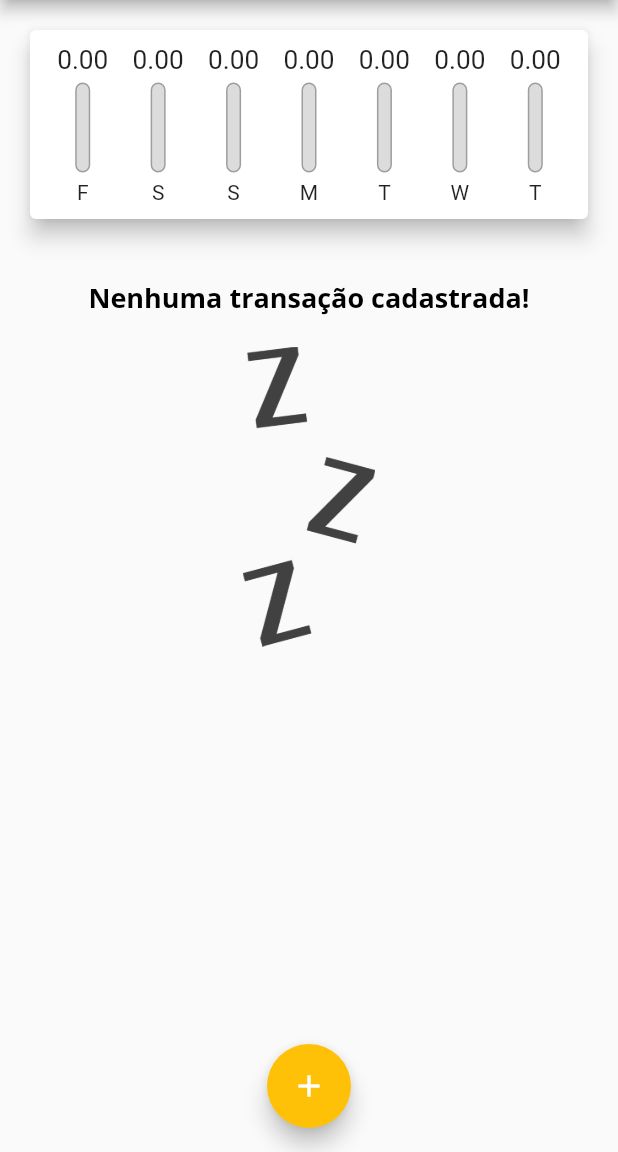
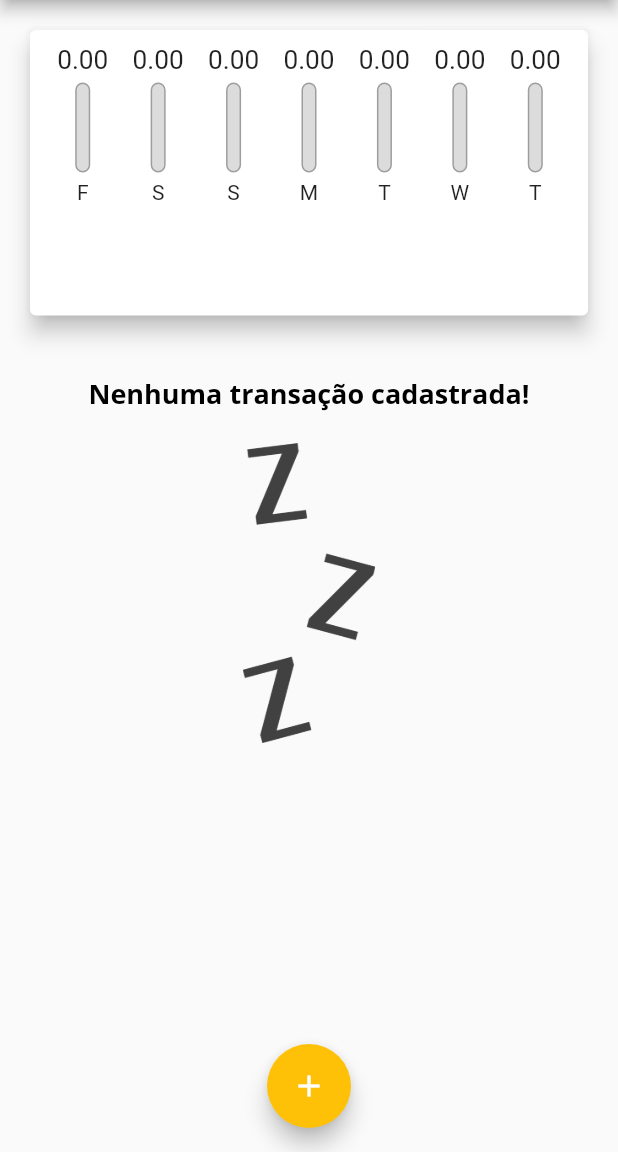
Before and after one commit to enilsonfilho/expenses-app, a Flutter app: the screen it shows after launch, on a phone screen of 412 x 824 dp, the part 84-1236 px from its top. Run offline on Flutter 3.47's test engine with Material 2 defaults, Android fonts, the phone set to English and light mode, and no system bars.

Commit message:
feat: MediaQuery

```diff
--- a/lib/components/transaction_list.dart
+++ b/lib/components/transaction_list.dart
@@ -10,9 +10,7 @@
 
   @override
   Widget build(BuildContext context) {
-    return Container(
-      height: 520,
-      child: transactions.isEmpty ? Column(
+    return transactions.isEmpty ? Column(
       children: <Widget>[
         SizedBox(
           height: 20,
@@ -71,7 +69,6 @@
           ),
         );
       },
-      ),
     );
   }
 }
--- a/lib/main.dart
+++ b/lib/main.dart
@@ -95,8 +95,8 @@
 
   @override
   Widget build(BuildContext context) {
-    return Scaffold(
-      appBar: AppBar(
+
+    final appBar = AppBar(
         title: Text('Despesas Pessoais!'),
         actions: <Widget>[
           IconButton(
@@ -104,13 +104,27 @@
             onPressed: () => _openTransactionFormModal(context),
           )
         ],
-      ),
+      );
+
+    final availableHeight = MediaQuery.of(context).size.height - appBar.preferredSize.height - MediaQuery.of(context).padding.top;
+
+    return Scaffold(
+      appBar: appBar,
       body: SingleChildScrollView(
         child: Column(
           crossAxisAlignment: CrossAxisAlignment.stretch,
           children: <Widget>[
-            Chart(_recentTransactions),
-            TransactionList(_transactions, _removeTransaction),
+            Container(
+              height: availableHeight * 0.3,
+              child: Chart(
+                _recentTransactions
+                ),
+              ),
+            Container(
+              height: availableHeight * 0.7,
+              child: TransactionList(
+                _transactions, _removeTransaction),
+              ),
           ],
         ),
       ),
```
Lines whose indentation alone changed are shown as unchanged.
